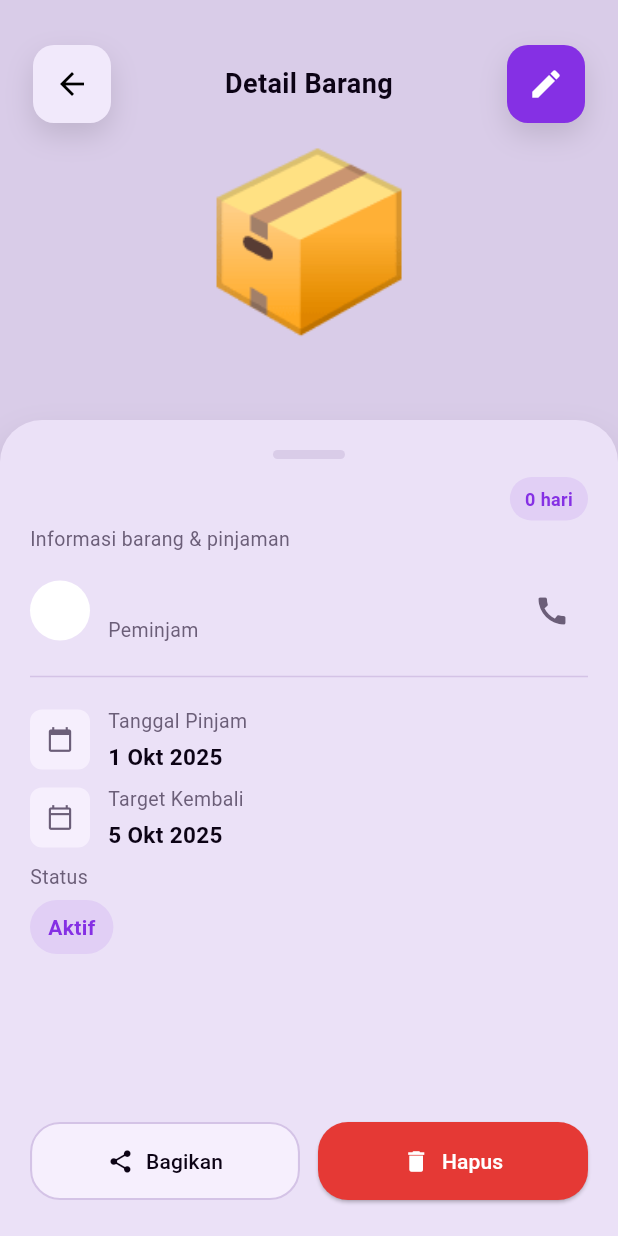
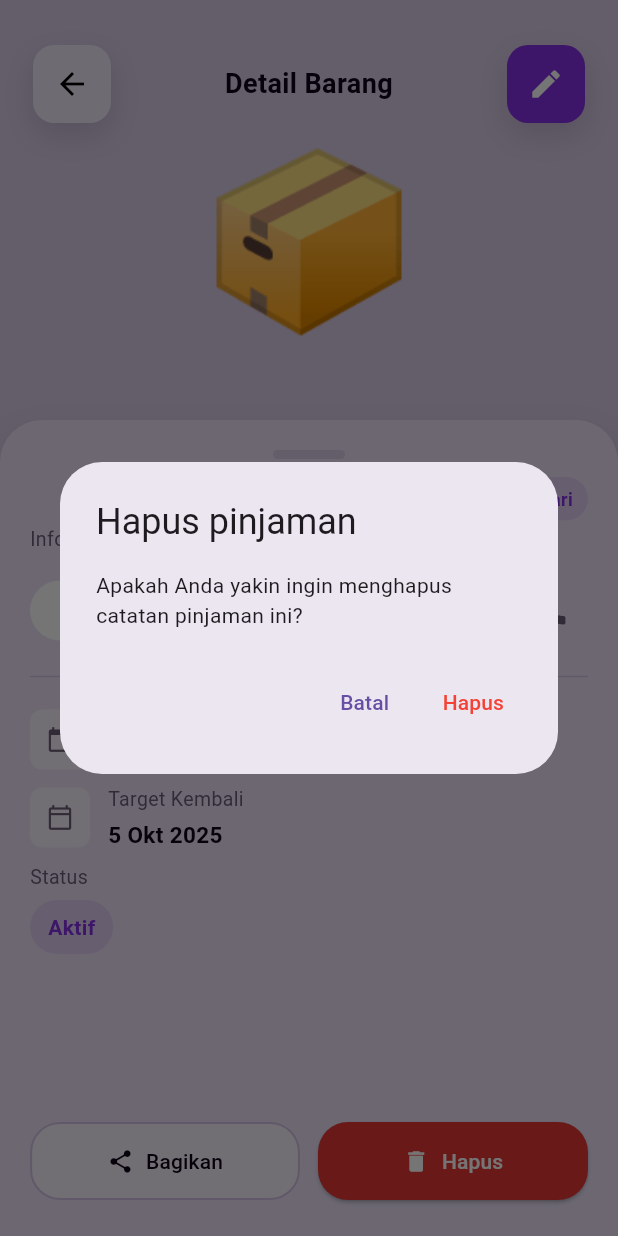
Before and after one commit to Nyot-Nyot/pinjam-in, a Flutter app: the ItemDetailScreen screen opened directly with empty values, after a tap on "Hapus", on a phone screen of 412 x 824 dp. Run offline on Flutter 3.47's test engine with Material 3 defaults, Android fonts, the light colour scheme and no system bars; our stand-ins replace flutter_contacts, flutter_svg, google_fonts, share_plus; Roboto replaces fonts that are missing (Arimo).

Commit message:
feat(ui): add share + delete in detail screen; wire delete to move item to history

```diff
--- a/lib/screens/item_detail_screen.dart
+++ b/lib/screens/item_detail_screen.dart
@@ -1,5 +1,6 @@
 import 'package:flutter/material.dart';
 import 'package:google_fonts/google_fonts.dart';
+import 'package:share_plus/share_plus.dart';
 
 import '../models/loan_item.dart';
 
@@ -324,7 +325,7 @@ class _ItemDetailScreenState extends State<ItemDetailScreen> {
                                   ),
                                   padding: const EdgeInsets.symmetric(vertical: 16),
                                 ),
-                            onPressed: () {},
+                                onPressed: _onShare,
                                 icon: const Icon(
                                   Icons.share,
                                   color: Color(0xFF0C0315),
@@ -347,7 +348,7 @@ class _ItemDetailScreenState extends State<ItemDetailScreen> {
                               ),
                               padding: const EdgeInsets.symmetric(vertical: 16),
                             ),
-                            onPressed: () {},
+                            onPressed: _onDeletePressed,
                             icon: const Icon(Icons.delete, color: Colors.white),
                             label: Text(
                               'Hapus',
@@ -365,6 +366,35 @@ class _ItemDetailScreenState extends State<ItemDetailScreen> {
         ],
       ),
     );
+  }
+
+  void _onShare() {
+    final text = StringBuffer()
+      ..writeln(widget.item.title)
+      ..writeln('Peminjam: ${widget.item.borrower}')
+      ..writeln('Sisa hari: ${widget.item.daysRemaining}')
+      ..writeln(widget.item.note ?? '');
+
+    Share.share(text.toString(), subject: 'Detail pinjaman: ${widget.item.title}');
+  }
+
+  Future<void> _onDeletePressed() async {
+    final confirm = await showDialog<bool>(
+      context: context,
+      builder: (ctx) => AlertDialog(
+        title: const Text('Hapus pinjaman'),
+        content: const Text('Apakah Anda yakin ingin menghapus catatan pinjaman ini?'),
+        actions: [
+          TextButton(onPressed: () => Navigator.of(ctx).pop(false), child: const Text('Batal')),
+          TextButton(onPressed: () => Navigator.of(ctx).pop(true), child: const Text('Hapus', style: TextStyle(color: Colors.red))),
+        ],
+      ),
+    );
+
+    if (confirm == true) {
+      // Pop with a special payload so the caller can perform deletion/move-to-history.
+      Navigator.of(context).pop<Map<String, dynamic>>({'action': 'delete', 'item': widget.item});
+    }
   }
 
   Widget _infoRow(String label, String value, IconData icon) {
--- a/pubspec.yaml
+++ b/pubspec.yaml
@@ -12,6 +12,7 @@ dependencies:
     flutter_svg: ^2.0.7
     google_fonts: ^5.0.0
     flutter_contacts: ^1.1.9+2
+    share_plus: ^6.3.0
 
 dev_dependencies:
     flutter_test:
```
Also changed, not shown: lib/screens/home_screen.dart (+12 -0 lines). Lines whose indentation alone changed are shown as unchanged.
